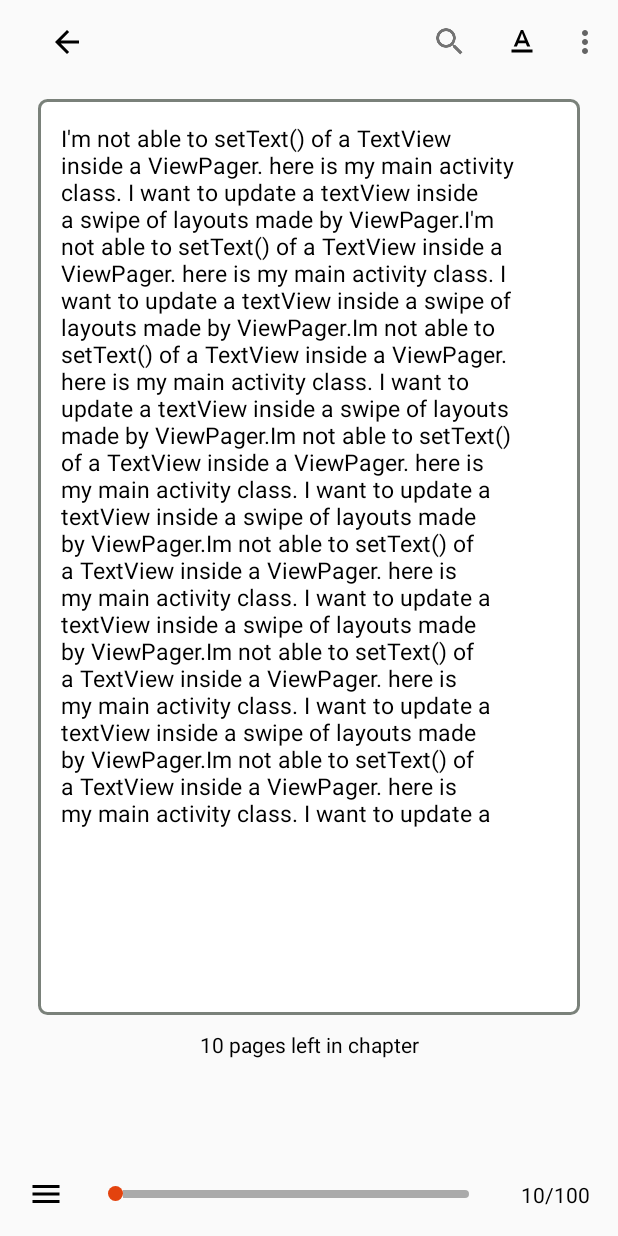
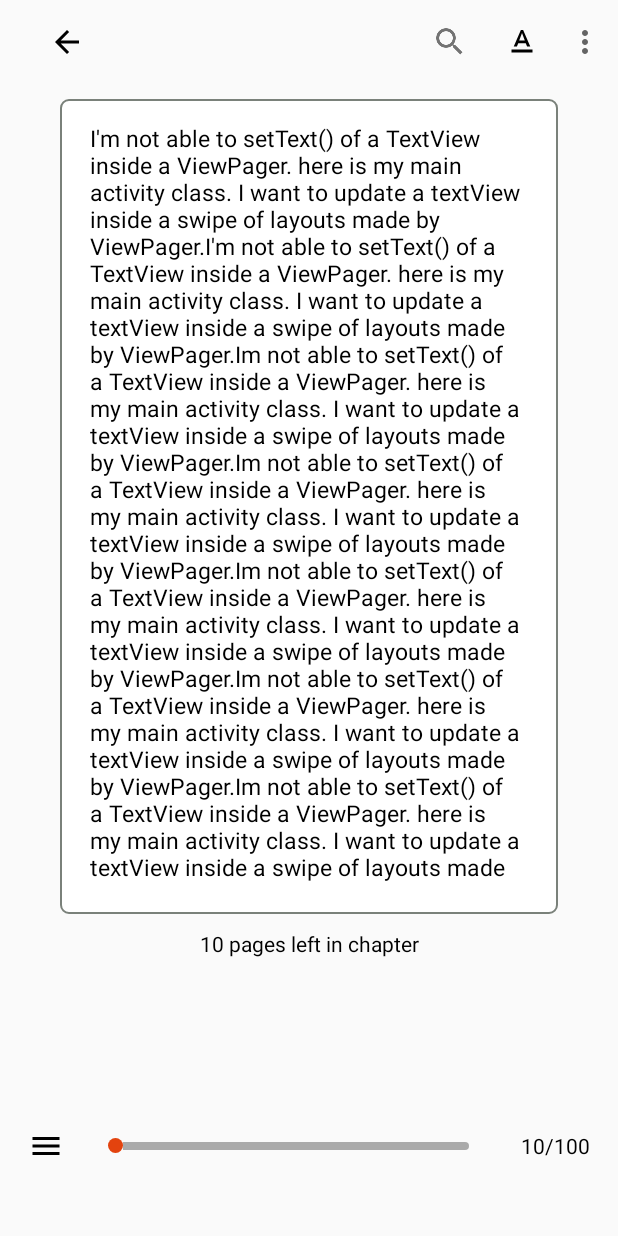
Before and after one commit to mirushi/BookLib, an Android app: the BookPageManagement screen opened directly, with no data from a screen before it, on a phone screen of 412 x 824 dp. Run offline under Robolectric (Android 15) with nearby library versions, the phone set to English and light mode, and no system bars.

Commit message:
điều chỉnh giao diện

```diff
--- a/app/src/main/java/luubieunghi/lbn/booklib/Activity/BookPageManagement.java
+++ b/app/src/main/java/luubieunghi/lbn/booklib/Activity/BookPageManagement.java
@@ -12,6 +12,7 @@ import android.view.MenuInflater;
 import android.view.MenuItem;
 import android.view.View;
 import android.widget.ArrayAdapter;
+import android.widget.ImageButton;
 import android.widget.LinearLayout;
 
 import java.util.ArrayList;
@@ -28,6 +29,8 @@ public class BookPageManagement extends AppCompatActivity {
     private ArrayList<String> dsForm;
     private BookPageManagementAdapter adapter;
     private Toolbar toolbar;
+
+    ImageButton btn_img_Back_Main_Activity;
 
     @Override
     protected void onCreate(Bundle savedInstanceState) {
@@ -82,11 +85,25 @@ public class BookPageManagement extends AppCompatActivity {
                 return false;
             }
         });
+
+        btn_img_Back_Main_Activity.setOnClickListener(new View.OnClickListener() {
+            @Override
+            public void onClick(View v) {
+                Intent intent=new Intent(BookPageManagement.this, MainActivity.class);
+                finish();
+                startActivity(intent);
+            }
+        });
+
+
+
     }
 
     private void addControls() {
+        toolbar=findViewById(R.id.toolbar_book_page_management);
         recyclerView=findViewById(R.id.recyclerview_book_page_management);
-        toolbar=findViewById(R.id.toolbar_book_page_management);
+
+        btn_img_Back_Main_Activity=findViewById(R.id.btn_img_back_book_page_management);
     }
 
     @Override
--- a/app/src/main/java/luubieunghi/lbn/booklib/Activity/OpenAlbum.java
+++ b/app/src/main/java/luubieunghi/lbn/booklib/Activity/OpenAlbum.java
@@ -54,6 +54,7 @@ public class OpenAlbum extends AppCompatActivity implements AdapterView.OnItemCl
     @Override
     public void onItemClick(AdapterView<?> parent, View view, int position, long id) {
         Intent intent=new Intent(OpenAlbum.this,PlayMusic.class);
+        finish();
         startActivity(intent);
     }
 }
--- a/app/src/main/java/luubieunghi/lbn/booklib/Activity/PlayMusic.java
+++ b/app/src/main/java/luubieunghi/lbn/booklib/Activity/PlayMusic.java
@@ -192,7 +192,9 @@ public class PlayMusic extends AppCompatActivity implements NavigationView.OnNav
     }
 
     public void startListSongIntent(){
+
         Intent intent=new Intent(PlayMusic.this, openListSong.class);
+        finish();
         startActivity(intent);
     }
 
--- a/app/src/main/java/luubieunghi/lbn/booklib/Fragment/AlbumFragment.java
+++ b/app/src/main/java/luubieunghi/lbn/booklib/Fragment/AlbumFragment.java
@@ -47,6 +47,7 @@ public class  AlbumFragment extends Fragment implements AdapterView.OnItemClickL
     @Override
     public void onItemClick(AdapterView<?> parent, View view, int position, long id) {
         Intent intent=new Intent(getActivity(), OpenAlbum.class);
+        getActivity().finish();
         startActivity(intent);
     }
 }
--- a/app/src/main/java/luubieunghi/lbn/booklib/Fragment/BaihatFragment.java
+++ b/app/src/main/java/luubieunghi/lbn/booklib/Fragment/BaihatFragment.java
@@ -44,6 +44,7 @@ public class  BaihatFragment extends Fragment implements AdapterView.OnItemClick
     @Override
     public void onItemClick(AdapterView<?> parent, View view, int position, long id) {
         Intent intent=new Intent(getActivity(), PlayMusic.class);
+        getActivity().finish();
         startActivity(intent);
     }
 }
--- a/app/src/main/res/layout/activity_book_page_management.xml
+++ b/app/src/main/res/layout/activity_book_page_management.xml
@@ -6,7 +6,7 @@
     android:layout_height="match_parent"
     tools:context=".Activity.BookPageManagement"
     android:orientation="vertical"
-    android:weightSum="7">
+    android:weightSum="8">
     <androidx.appcompat.widget.Toolbar
         android:layout_width="match_parent"
         android:layout_height="wrap_content"
@@ -36,29 +36,29 @@
     </androidx.appcompat.widget.Toolbar>
 
     <androidx.recyclerview.widget.RecyclerView
+        android:id="@+id/recyclerview_book_page_management"
+        android:layout_width="match_parent"
+        android:layout_height="412dp"
+        android:layout_marginLeft="10dp"
+        android:layout_marginRight="10dp"
         android:layout_weight="4"
         android:clickable="true"
-        android:orientation="horizontal"
-        android:id="@+id/recyclerview_book_page_management"
+        android:fitsSystemWindows="true"
+        android:orientation="horizontal">
+    </androidx.recyclerview.widget.RecyclerView>
+    <TextView
+        android:layout_weight="1"
+        android:gravity="center_horizontal"
         android:layout_width="match_parent"
         android:layout_height="wrap_content"
-        android:fitsSystemWindows="true"
-        android:layout_marginBottom="10dp"
-        >
-    </androidx.recyclerview.widget.RecyclerView>
-    <LinearLayout
-        android:layout_width="match_parent"
-        android:layout_height="wrap_content"
-        android:layout_weight="1">
-        <TextView
-            android:layout_gravity="center|top"
-            android:textAlignment="center"
-            android:layout_width="match_parent"
-            android:layout_height="match_parent"
-            android:text="10 pages left in chapter"
-            android:textColor="#000000">
-        </TextView>
-    </LinearLayout>
+        android:text="10 pages left in chapter"
+        android:textColor="#000000">
+    </TextView>
+    <ImageView
+        android:layout_weight="1"
+        android:layout_width="wrap_content"
+        android:layout_height="wrap_content">
+    </ImageView>
    <LinearLayout
        android:layout_width="match_parent"
        android:layout_height="wrap_content"
@@ -67,14 +67,10 @@
        <LinearLayout
            android:layout_width="match_parent"
            android:layout_height="wrap_content"
-           android:layout_weight="1">
-       </LinearLayout>
-       <LinearLayout
-           android:layout_width="match_parent"
-           android:layout_height="wrap_content"
            android:layout_weight="1"
            android:orientation="horizontal"
-           android:gravity="center_horizontal">
+           android:gravity="center_horizontal"
+           android:layout_marginBottom="10dp">
            <ImageButton
                android:id="@+id/btn_img_menu_bottom_book_page_management"
                android:layout_gravity="center"
--- a/app/src/main/res/layout/activity_play_audio.xml
+++ b/app/src/main/res/layout/activity_play_audio.xml
@@ -168,6 +168,7 @@
             android:drawableTop="@drawable/ic_fast_rewind_black_48dp"
             android:background="@null"
             android:text="1 m"
+            android:textAllCaps="false"
             android:layout_weight="1"
             android:layout_gravity="center">
         </Button>
@@ -176,11 +177,13 @@
             android:layout_height="wrap_content"
             android:drawableTop="@drawable/ic_fast_rewind_black_48dp"
             android:background="@null"
+            android:textAllCaps="false"
             android:text="10 s"
             android:layout_weight="1"
             android:layout_gravity="center">
         </Button>
         <Button
+            android:textAllCaps="false"
             android:layout_width="wrap_content"
             android:layout_height="wrap_content"
             android:drawableTop="@drawable/ic_fast_forward_black_48dp"
@@ -190,6 +193,7 @@
             android:layout_gravity="center">
         </Button>
         <Button
+            android:textAllCaps="false"
             android:layout_width="wrap_content"
             android:layout_height="wrap_content"
             android:drawableTop="@drawable/ic_fast_forward_black_48dp"
--- a/app/src/main/res/layout/item_page_book_page_management.xml
+++ b/app/src/main/res/layout/item_page_book_page_management.xml
@@ -5,19 +5,22 @@
     xmlns:app="http://schemas.android.com/apk/res-auto"
     app:cardCornerRadius="3dp">
     <TextView
+        android:textAlignment="viewStart"
         android:textSize="15dp"
         android:id="@+id/txt_content_book_page_management"
         android:layout_width="match_parent"
-        android:layout_height="match_parent"
+        android:layout_height="fill_parent"
         android:textColor="#000000"
-        android:maxLines="26"
-        android:layout_marginRight="25dp"
-        android:layout_marginLeft="25dp"
+        android:maxLines="28"
+        android:layout_marginRight="30dp"
+        android:layout_marginLeft="30dp"
         android:layout_marginTop="10dp"
+        android:layout_marginBottom="10dp"
         android:background="@xml/custom_textview"
-        android:paddingLeft="15dp"
-        android:paddingRight="15dp"
+        android:paddingLeft="20dp"
+        android:paddingRight="20dp"
         android:paddingTop="15dp"
+        android:paddingBottom="15dp"
         >
     </TextView>
 </FrameLayout>
--- a/app/src/main/res/xml/custom_textview.xml
+++ b/app/src/main/res/xml/custom_textview.xml
@@ -1,6 +1,6 @@
 <?xml version="1.0" encoding="utf-8"?>
 <shape xmlns:android="http://schemas.android.com/apk/res/android" android:shape="rectangle" >
     <solid android:color="@android:color/white" />
-    <stroke android:width="2dip" android:color="#7A817A"/>
+    <stroke android:width="1dp" android:color="#7A817A"/>
     <corners android:radius="5dp"></corners>
 </shape>
```
